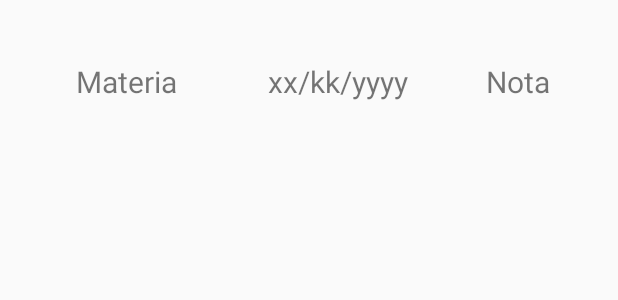
After one commit to BrLocha94/App_Uplace, an Android app: the layout estilo_lista_provas.xml on its own in the app's theme, with its tools: preview values and no code run, on a phone screen of 412 x 824 dp. The commit adds this screen. Shown: the top 300 px of the screen. Run offline under Robolectric (Android 15) with nearby library versions, the phone set to English and light mode, and no system bars.

Commit message:
"Upload 5, provas add(falta editar prova, remover prova, ver lista faltas, editar falta, remover falta"

```diff
--- a/app/src/main/AndroidManifest.xml
+++ b/app/src/main/AndroidManifest.xml
@@ -45,7 +45,7 @@
         <activity android:name=".Perfil" />
         <activity android:name=".Criar_evento" />
         <activity android:name=".Usuarios_proximos" />
-
+        <activity android:name=".Lista_provas"></activity>
     </application>
 
 </manifest>
--- a/app/src/main/java/com/example/blgo94/uff_game/Adicionar_materia.java
+++ b/app/src/main/java/com/example/blgo94/uff_game/Adicionar_materia.java
@@ -154,7 +154,7 @@ public class Adicionar_materia extends AppCompatActivity {
 
             materia.add_dia("QUA");
             materia.add_local(local_quarta.getText().toString());
-            materia.add_horario(horario_quinta.getText().toString());
+            materia.add_horario(horario_quarta.getText().toString());
 
         }
         if(quinta.isChecked()){
--- a/app/src/main/java/com/example/blgo94/uff_game/Lista_materias.java
+++ b/app/src/main/java/com/example/blgo94/uff_game/Lista_materias.java
@@ -263,6 +263,12 @@ public class Lista_materias extends AppCompatActivity {
             intent.putExtra("ID_USUARIO",id);
             startActivity(intent);
         }
+        else if(item.getItemId() == R.id.menu_lista_provas){
+            //Vai para a activity de lista de provas
+            Intent intent = new Intent(Lista_materias.this, Lista_provas.class);
+            intent.putExtra("ID_USUARIO", id);
+            startActivity(intent);
+        }
         else if (item.getItemId() == R.id.menu_rem){
 
             //Vai para a Activity de remover materias
--- a/app/src/main/java/com/example/blgo94/uff_game/Materia.java
+++ b/app/src/main/java/com/example/blgo94/uff_game/Materia.java
@@ -12,7 +12,6 @@ public class Materia implements Parcelable {
     private ArrayList<String> dias;
     private ArrayList<String> horarios ;
     private ArrayList<String> locais;
-    private int total_dias;
     private int carga_horaria;
     //private ArrayList<Falta> faltas;
     private ArrayList<String> faltas;
@@ -133,6 +132,7 @@ public class Materia implements Parcelable {
         this.carga_horaria = carga_horaria;
     }
 
+
     public ArrayList<String> getFaltas() {
         return faltas;
     }
--- a/app/src/main/java/com/example/blgo94/uff_game/Remove_materia.java
+++ b/app/src/main/java/com/example/blgo94/uff_game/Remove_materia.java
@@ -110,7 +110,7 @@ public class Remove_materia extends AppCompatActivity {
                 });
 
                 //if response is negative nothing is being done
-                builder.setNegativeButton("No", new DialogInterface.OnClickListener() {
+                builder.setNegativeButton("NÃO", new DialogInterface.OnClickListener() {
                     @Override
                     public void onClick(DialogInterface dialogInterface, int i) {
 
--- a/app/src/main/res/layout/editar_falta.xml
+++ b/app/src/main/res/layout/editar_falta.xml
@@ -63,7 +63,7 @@
         android:layout_marginRight="8dp"
         android:layout_marginBottom="8dp"
         android:gravity="center_vertical"
-        android:text="motivo"
+        android:text="materia"
         android:textSize="20dp"
         android:visibility="visible"
         app:layout_constraintBottom_toBottomOf="parent"
@@ -106,7 +106,7 @@
         android:layout_marginRight="8dp"
         android:layout_marginBottom="8dp"
         android:gravity="center_vertical"
-        android:text="materia perdida"
+        android:text="nota"
         android:textSize="20dp"
         android:visibility="visible"
         app:layout_constraintBottom_toBottomOf="parent"
@@ -146,7 +146,7 @@
         android:layout_marginEnd="8dp"
         android:layout_marginRight="8dp"
         android:layout_marginBottom="8dp"
-        android:text="Add_falta"
+        android:text="adicionar prova"
         app:layout_constraintBottom_toBottomOf="parent"
         app:layout_constraintEnd_toEndOf="parent"
         app:layout_constraintHorizontal_bias="0.492"
--- /dev/null
+++ b/app/src/main/res/layout/estilo_lista_provas.xml
@@ -0,0 +1,68 @@
+<?xml version="1.0" encoding="utf-8"?>
+<android.support.constraint.ConstraintLayout
+    xmlns:android="http://schemas.android.com/apk/res/android"
+    xmlns:app="http://schemas.android.com/apk/res-auto"
+    xmlns:tools="http://schemas.android.com/tools"
+    android:layout_width="match_parent"
+    android:layout_height="match_parent">
+
+    <TextView
+        android:id="@+id/lista_provas_nota"
+        android:layout_width="96dp"
+        android:layout_height="66dp"
+        android:layout_marginStart="8dp"
+        android:layout_marginLeft="8dp"
+        android:layout_marginTop="8dp"
+        android:layout_marginEnd="8dp"
+        android:layout_marginRight="8dp"
+        android:layout_marginBottom="8dp"
+        android:gravity="center"
+        android:text="Nota"
+        android:textSize="20dp"
+        app:layout_constraintBottom_toBottomOf="parent"
+        app:layout_constraintEnd_toEndOf="parent"
+        app:layout_constraintHorizontal_bias="0.965"
+        app:layout_constraintStart_toStartOf="parent"
+        app:layout_constraintTop_toTopOf="parent"
+        app:layout_constraintVertical_bias="0.018" />
+
+    <TextView
+        android:id="@+id/lista_provas_data"
+        android:layout_width="115dp"
+        android:layout_height="66dp"
+        android:layout_marginStart="8dp"
+        android:layout_marginLeft="8dp"
+        android:layout_marginTop="8dp"
+        android:layout_marginEnd="8dp"
+        android:layout_marginRight="8dp"
+        android:layout_marginBottom="8dp"
+        android:gravity="center"
+        android:text="xx/kk/yyyy"
+        android:textSize="20dp"
+        app:layout_constraintBottom_toBottomOf="parent"
+        app:layout_constraintEnd_toEndOf="parent"
+        app:layout_constraintHorizontal_bias="0.571"
+        app:layout_constraintStart_toStartOf="parent"
+        app:layout_constraintTop_toTopOf="parent"
+        app:layout_constraintVertical_bias="0.018" />
+
+    <TextView
+        android:id="@+id/lista_provas_materia"
+        android:layout_width="137dp"
+        android:layout_height="68dp"
+        android:layout_marginStart="8dp"
+        android:layout_marginLeft="8dp"
+        android:layout_marginTop="8dp"
+        android:layout_marginEnd="8dp"
+        android:layout_marginRight="8dp"
+        android:layout_marginBottom="8dp"
+        android:gravity="center"
+        android:text="Materia"
+        android:textSize="20dp"
+        app:layout_constraintBottom_toBottomOf="parent"
+        app:layout_constraintEnd_toEndOf="parent"
+        app:layout_constraintHorizontal_bias="0.028"
+        app:layout_constraintStart_toStartOf="parent"
+        app:layout_constraintTop_toTopOf="parent"
+        app:layout_constraintVertical_bias="0.017" />
+</android.support.constraint.ConstraintLayout>
--- a/app/src/main/res/menu/menu_materias.xml
+++ b/app/src/main/res/menu/menu_materias.xml
@@ -1,5 +1,10 @@
 <?xml version="1.0" encoding="utf-8"?>
 <menu xmlns:android="http://schemas.android.com/apk/res/android">
+
+    <item
+        android:id="@+id/menu_lista_provas"
+        android:title="@string/lista_provas"
+        />
 
     <item
         android:id="@+id/menu_add"
--- a/app/src/main/res/values/strings.xml
+++ b/app/src/main/res/values/strings.xml
@@ -23,4 +23,5 @@
     <string name="lista_amigos">Lista de amigos</string>
     <string name="pessoas_proximas">Usuarios proximos</string>
     <string name="cria_evento">Criar evento</string>
+    <string name="lista_provas">Lista de provas</string>
 </resources>
```
Also changed, not shown: app/src/main/java/com/example/blgo94/uff_game/List_adapter_provas.java (added, +65 -0 lines), app/src/main/java/com/example/blgo94/uff_game/Lista_provas.java (added, +79 -0 lines), app/src/main/java/com/example/blgo94/uff_game/Prova.java (added, +92 -0 lines), app/src/main/java/com/example/blgo94/uff_game/View_materia.java (+89 -38 lines), app/src/main/res/layout/activity_lista_provas.xml (added, +25 -0 lines), app/src/main/res/layout/view_materia.xml (+24 -6 lines).
